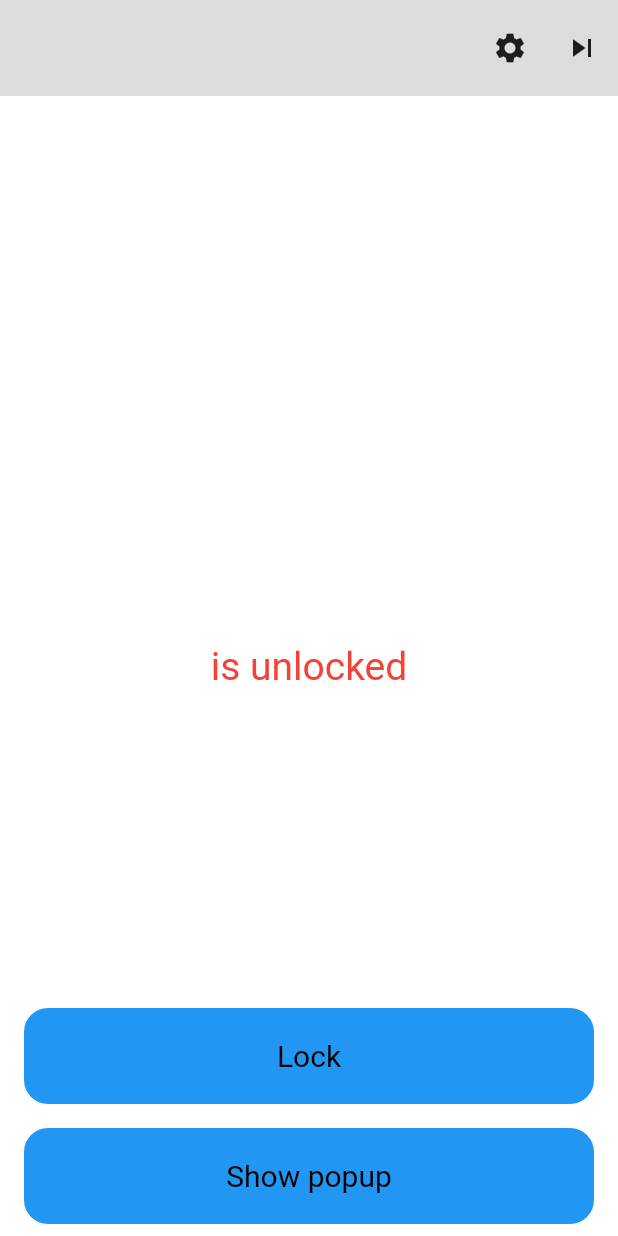
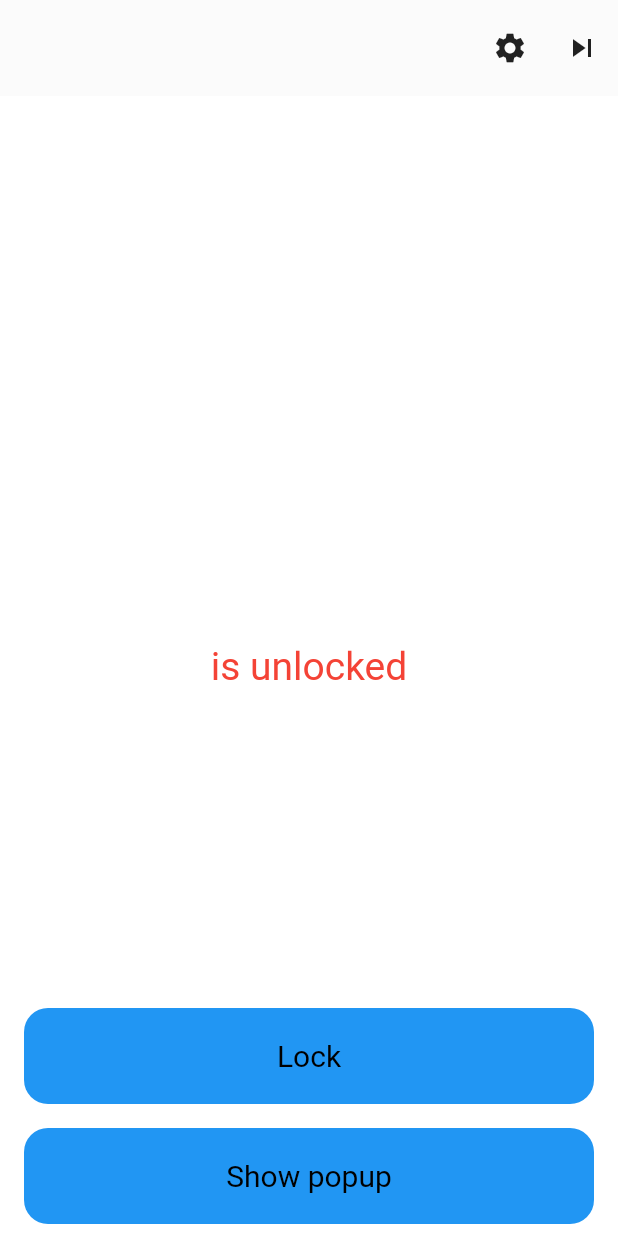
Before and after one commit to Teodor1995/riverpod_sample, a Flutter app: the screen it shows after launch, on a phone screen of 412 x 824 dp. Run offline on Flutter 3.47's test engine with Material 2 defaults, Android fonts, the phone set to English and light mode, and no system bars; our stand-ins replace flutter_hooks, flutter_riverpod, freezed_annotation, hooks_riverpod; statements that could not run were skipped.

Commit message:
fix colors

```diff
--- a/lib/components/scaffold/pnd_scaffold_theme.dart
+++ b/lib/components/scaffold/pnd_scaffold_theme.dart
@@ -4,19 +4,23 @@ import 'package:riverpod_sample/ui_kit/pnd_colors.dart';
 class PNDScaffoldTheme {
   final Color backgroundColor;
   final Color appBarColor;
+  final Color popupColor;
 
   const PNDScaffoldTheme._({
     required this.backgroundColor,
     required this.appBarColor,
+    required this.popupColor,
   });
 
   factory PNDScaffoldTheme.light() => const PNDScaffoldTheme._(
         backgroundColor: PNDColors.white,
-        appBarColor: PNDColors.gray700,
+        appBarColor: PNDColors.gray600,
+        popupColor: PNDColors.white,
       );
 
   factory PNDScaffoldTheme.dark() => const PNDScaffoldTheme._(
         backgroundColor: PNDColors.black,
         appBarColor: PNDColors.gray700,
+        popupColor: PNDColors.gray700,
       );
 }
--- a/lib/ui_kit/pnd_colors.dart
+++ b/lib/ui_kit/pnd_colors.dart
@@ -7,8 +7,8 @@ class PNDColors {
   static const Color black = Color(0xff000000);
   static const Color blue = Colors.blue;
   static const Color gray600 = Colors.white12;
-  static const Color gray700 = Colors.black12;
-  static const Color gray800 = Colors.black87;
+  static const Color gray700 = Color(0xff484848);
+  static const Color gray800 = Color(0xff212121);
   static const Color green = Colors.green;
   static const Color red = Colors.red;
 }
```
Also changed, not shown: lib/components/popup/pnd_popup.dart (+7 -1 lines).
